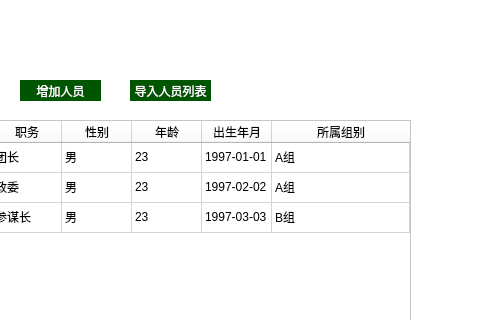
Before: the Qt Designer form src/modules/personnel/PersonnelManage.ui in renyilin2007/shot-training-manager-system, drawn with Qt 5; both pictures show x 320 to 800 and y 0 to 320 of the 800 by 500 pixel window.
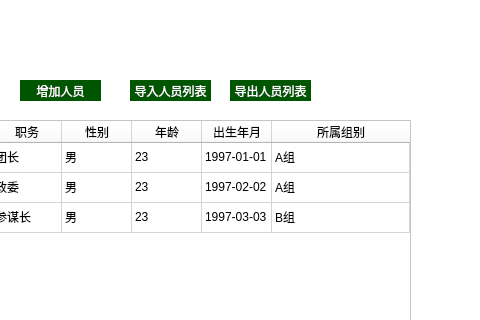
After: the same form once the commit is applied. Icons and pictures are not drawn.

```diff
--- a/src/modules/personnel/PersonnelManage.ui
+++ b/src/modules/personnel/PersonnelManage.ui
@@ -371,6 +371,25 @@
     <string/>
    </property>
   </widget>
+  <widget class="QPushButton" name="pushButton_3">
+   <property name="geometry">
+    <rect>
+     <x>550</x>
+     <y>80</y>
+     <width>81</width>
+     <height>21</height>
+    </rect>
+   </property>
+   <property name="styleSheet">
+    <string notr="true">background-color: rgb(0, 85, 0);
+color: rgb(255, 255, 255);
+border:none
+</string>
+   </property>
+   <property name="text">
+    <string>导出人员列表</string>
+   </property>
+  </widget>
  </widget>
  <resources/>
  <connections/>
```
